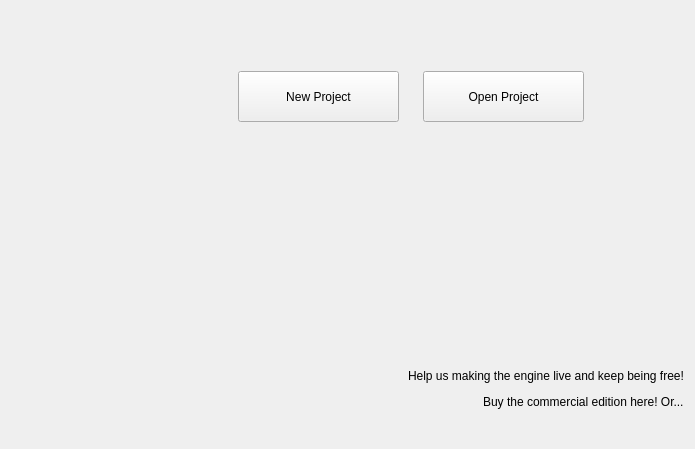
First picture: the form in Editor/CustomWidgets/panelmainmenu.ui, repository RPG-Paper-Maker/RPG-Paper-Maker, before the edit.
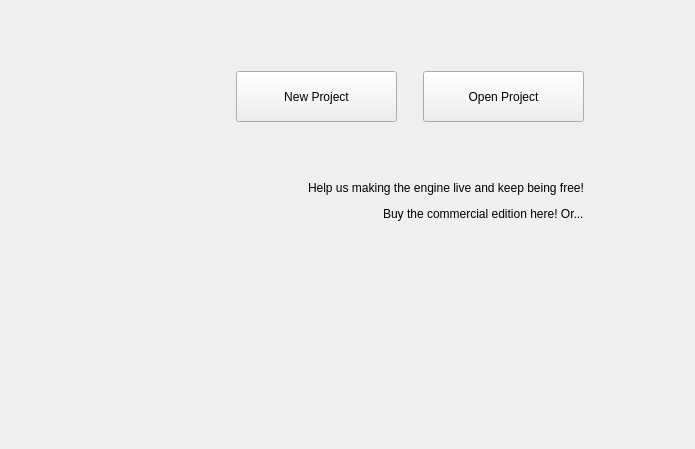
Second picture: the form after the edit. Icons and pictures are not drawn. Custom widgets are drawn as their Qt base class.

Commit message: [FIX] Place Patreon correctly

Diff of the .ui file:
```diff
--- a/Editor/CustomWidgets/panelmainmenu.ui
+++ b/Editor/CustomWidgets/panelmainmenu.ui
@@ -16,6 +16,12 @@
   <layout class="QGridLayout" name="gridLayout">
    <item row="0" column="0">
     <layout class="QHBoxLayout" name="horizontalLayout" stretch="1,0">
+     <property name="rightMargin">
+      <number>100</number>
+     </property>
+     <property name="bottomMargin">
+      <number>50</number>
+     </property>
      <item>
       <widget class="PanelRecentProjects" name="panelRecentProjects" native="true">
        <property name="minimumSize">
@@ -27,7 +33,7 @@
       </widget>
      </item>
      <item>
-      <layout class="QVBoxLayout" name="verticalLayout" stretch="0,0,1,0,0,0">
+      <layout class="QVBoxLayout" name="verticalLayout" stretch="0,0,0,0,0,0,1">
        <item>
         <spacer name="verticalSpacer_3">
          <property name="orientation">
@@ -42,7 +48,7 @@
         </spacer>
        </item>
        <item>
-        <layout class="QHBoxLayout" name="horizontalLayout_5">
+        <layout class="QHBoxLayout" name="horizontalLayout_5" stretch="1,0,0,0">
          <item>
           <spacer name="horizontalSpacer_6">
            <property name="orientation">
@@ -95,7 +101,7 @@
            </property>
            <property name="sizeHint" stdset="0">
             <size>
-             <width>18</width>
+             <width>20</width>
              <height>48</height>
             </size>
            </property>
@@ -118,19 +124,6 @@
            </property>
           </widget>
          </item>
-         <item>
-          <spacer name="horizontalSpacer_8">
-           <property name="orientation">
-            <enum>Qt::Horizontal</enum>
-           </property>
-           <property name="sizeHint" stdset="0">
-            <size>
-             <width>100</width>
-             <height>48</height>
-            </size>
-           </property>
-          </spacer>
-         </item>
         </layout>
        </item>
        <item>
@@ -141,7 +134,7 @@
          <property name="sizeHint" stdset="0">
           <size>
            <width>428</width>
-           <height>98</height>
+           <height>50</height>
           </size>
          </property>
         </spacer>
@@ -214,6 +207,19 @@
          </item>
         </layout>
        </item>
+       <item>
+        <spacer name="verticalSpacer">
+         <property name="orientation">
+          <enum>Qt::Vertical</enum>
+         </property>
+         <property name="sizeHint" stdset="0">
+          <size>
+           <width>20</width>
+           <height>40</height>
+          </size>
+         </property>
+        </spacer>
+       </item>
       </layout>
      </item>
     </layout>
```
